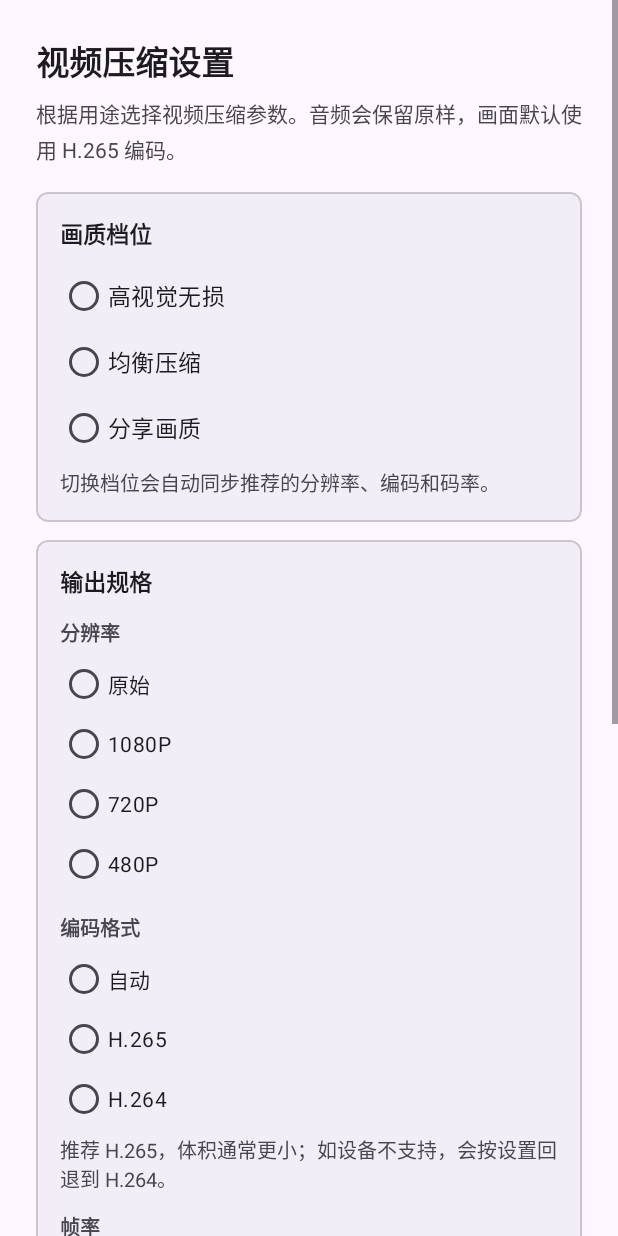
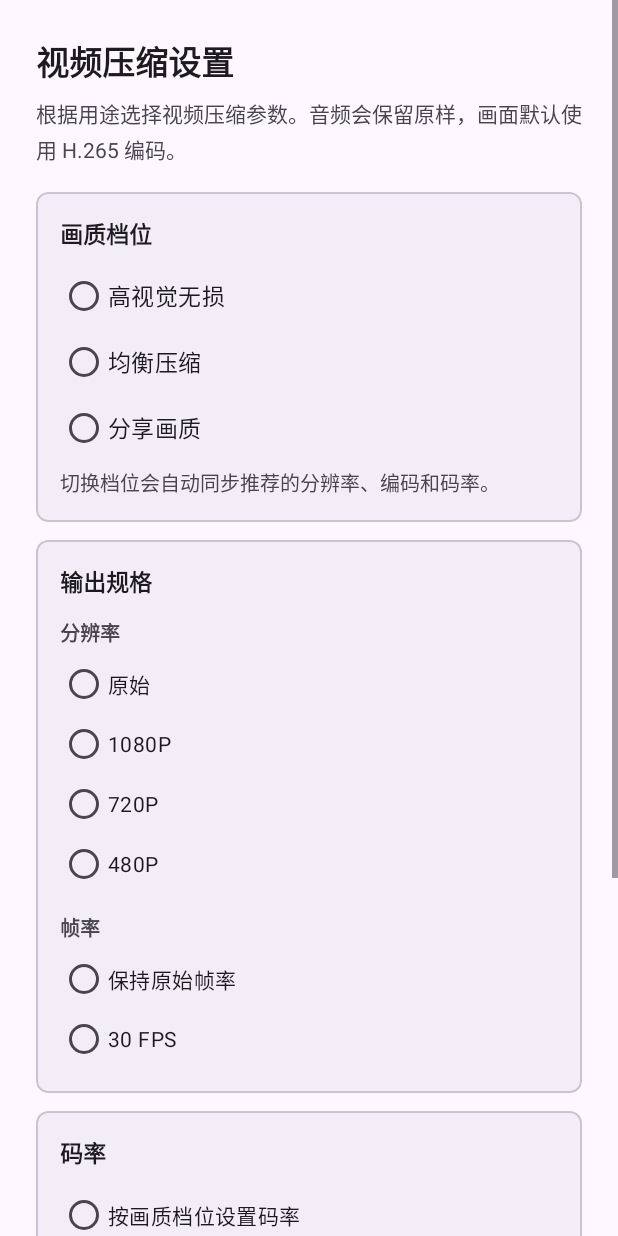
Before and after one commit to Borry5/duckya-android-java, an Android app: the layout dialog_video_compression.xml on its own in the app's theme, with its tools: preview values and no code run, on a phone screen of 412 x 824 dp. Run offline under Robolectric (Android 15) with nearby library versions, the light colour scheme and no system bars.

Commit message:
[codex] 修复视频设置保存刷新

```diff
--- a/code/app/src/main/java/com/duckya/yaya/model/VideoCompressionSettings.java
+++ b/code/app/src/main/java/com/duckya/yaya/model/VideoCompressionSettings.java
@@ -47,14 +47,15 @@ public class VideoCompressionSettings {
     ) {
         this.preset = preset;
         this.resolutionOption = resolutionOption;
-        this.codecOption = codecOption;
+        // 视频编码固定优先使用 H.265；设备不支持时由 Worker 自动回退 H.264。
+        this.codecOption = VideoCodecOption.H265;
         this.targetBitrateMbps = Math.max(1f, Math.min(targetBitrateMbps, 20f));
         this.autoBitrate = autoBitrate;
         // 当前安卓版本不提供音频调节，始终保留原始音频，旧缓存中的静音/降码率设置也会被矫正。
         this.audioMode = VideoAudioMode.KEEP;
         this.frameRateOption = frameRateOption == null ? VideoFrameRateOption.ORIGINAL : frameRateOption;
         this.limitToOneGb = limitToOneGb;
-        this.fallbackToH264 = fallbackToH264;
+        this.fallbackToH264 = true;
     }
 
     public static VideoCompressionSettings balanced() {
--- a/code/app/src/main/res/layout/dialog_video_compression.xml
+++ b/code/app/src/main/res/layout/dialog_video_compression.xml
@@ -174,52 +174,6 @@
                     android:layout_width="match_parent"
                     android:layout_height="wrap_content"
                     android:layout_marginTop="12dp"
-                    android:text="@string/video_codec_title"
-                    android:textColor="?attr/colorOnSurfaceVariant"
-                    android:textSize="13sp"
-                    android:textStyle="bold" />
-
-                <RadioGroup
-                    android:id="@+id/video_codec_group"
-                    android:layout_width="match_parent"
-                    android:layout_height="wrap_content"
-                    android:layout_marginTop="4dp"
-                    android:orientation="vertical">
-
-                    <RadioButton
-                        android:id="@+id/video_codec_auto"
-                        android:layout_width="match_parent"
-                        android:layout_height="wrap_content"
-                        android:minHeight="40dp"
-                        android:text="@string/video_codec_auto" />
-
-                    <RadioButton
-                        android:id="@+id/video_codec_h265"
-                        android:layout_width="match_parent"
-                        android:layout_height="wrap_content"
-                        android:minHeight="40dp"
-                        android:text="@string/video_codec_h265" />
-
-                    <RadioButton
-                        android:id="@+id/video_codec_h264"
-                        android:layout_width="match_parent"
-                        android:layout_height="wrap_content"
-                        android:minHeight="40dp"
-                        android:text="@string/video_codec_h264" />
-                </RadioGroup>
-
-                <TextView
-                    android:layout_width="match_parent"
-                    android:layout_height="wrap_content"
-                    android:layout_marginTop="4dp"
-                    android:text="@string/video_codec_helper"
-                    android:textColor="?attr/colorOnSurfaceVariant"
-                    android:textSize="13sp" />
-
-                <TextView
-                    android:layout_width="match_parent"
-                    android:layout_height="wrap_content"
-                    android:layout_marginTop="12dp"
                     android:text="@string/video_framerate_title"
                     android:textColor="?attr/colorOnSurfaceVariant"
                     android:textSize="13sp"
@@ -338,19 +292,10 @@
                 android:orientation="vertical"
                 android:padding="16dp">
 
-                <CheckBox
-                    android:id="@+id/video_fallback_h264_check"
-                    android:layout_width="match_parent"
-                    android:layout_height="wrap_content"
-                    android:minHeight="44dp"
-                    android:text="@string/video_fallback_h264"
-                    android:textColor="?attr/colorOnSurface" />
-
                 <TextView
                     android:layout_width="match_parent"
                     android:layout_height="wrap_content"
-                    android:layout_marginTop="4dp"
-                    android:text="@string/video_audio_keep_hint"
+                    android:text="@string/video_codec_fixed_hint"
                     android:textColor="?attr/colorOnSurfaceVariant"
                     android:textSize="13sp" />
             </LinearLayout>
--- a/code/app/src/main/res/values/strings.xml
+++ b/code/app/src/main/res/values/strings.xml
@@ -142,6 +142,7 @@
     <string name="video_codec_h265">H.265</string>
     <string name="video_codec_h264">H.264</string>
     <string name="video_codec_helper">推荐 H.265，体积通常更小；如设备不支持，会按设置回退到 H.264。</string>
+    <string name="video_codec_fixed_hint">默认使用 H.265 编码，失败时会自动尝试回退 H.264；音频保持原样。</string>
     <string name="video_framerate_title">帧率</string>
     <string name="video_framerate_original">保持原始帧率</string>
     <string name="video_framerate_30">30 FPS</string>
```
Also changed, not shown: code/app/src/main/java/com/duckya/yaya/ui/QueueFragment.java (+39 -46 lines), 1 other file.
